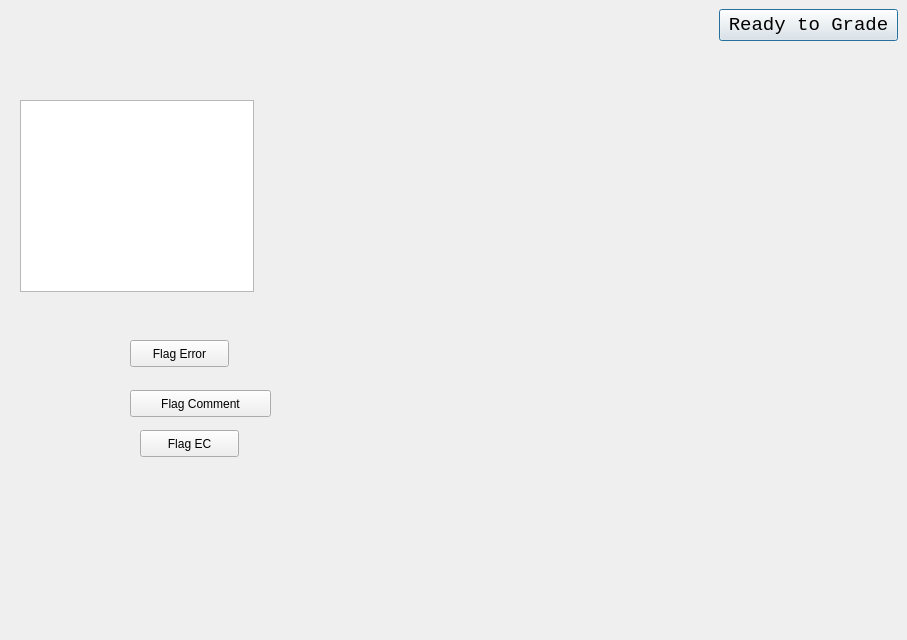
Before: the Qt Designer form GAUI/gradingsession.ui in ezfe/grading-assistant-cs205, drawn with Qt 5.
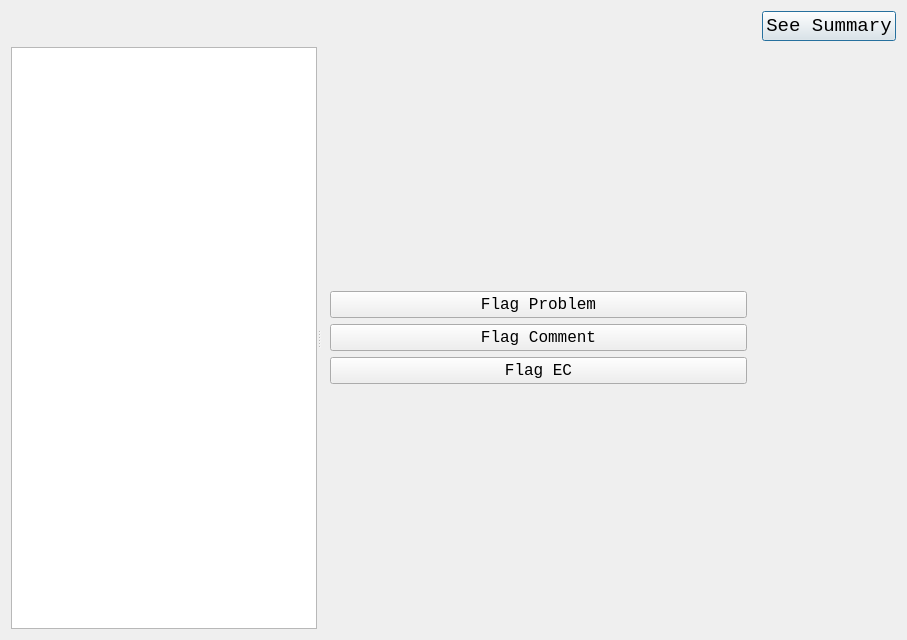
After: the same form once the commit is applied.

Commit message:
grading dialog works correctly
-calculates/displays scores
-allows user to override final score (not individual rows)

```diff
--- a/GAUI/gradingsession.ui
+++ b/GAUI/gradingsession.ui
@@ -13,15 +13,9 @@
   <property name="windowTitle">
    <string>Dialog</string>
   </property>
+  <layout class="QGridLayout" name="gridLayout">
+   <item row="0" column="1">
   <widget class="QPushButton" name="readyToGradeButton">
-   <property name="geometry">
-    <rect>
-     <x>719</x>
-     <y>9</y>
-     <width>179</width>
-     <height>32</height>
-    </rect>
-   </property>
    <property name="font">
     <font>
      <family>Monospace</family>
@@ -29,73 +23,99 @@
     </font>
    </property>
    <property name="text">
-    <string>Ready to Grade</string>
-   </property>
-  </widget>
+      <string>See Summary</string>
+     </property>
+    </widget>
+   </item>
+   <item row="1" column="0">
+    <widget class="QSplitter" name="splitter">
+     <property name="orientation">
+      <enum>Qt::Horizontal</enum>
+     </property>
+     <widget class="QListWidget" name="studentsToGrade">
+      <property name="sizeAdjustPolicy">
+       <enum>QAbstractScrollArea::AdjustToContents</enum>
+      </property>
+      <property name="resizeMode">
+       <enum>QListView::Fixed</enum>
+      </property>
+     </widget>
+     <widget class="QStackedWidget" name="stackedWidget">
+      <property name="currentIndex">
+       <number>0</number>
+      </property>
+      <widget class="QWidget" name="page">
+       <layout class="QGridLayout" name="gridLayout_2">
+        <item row="0" column="0">
+         <layout class="QVBoxLayout" name="verticalLayout">
+          <item>
   <widget class="QPushButton" name="flagErrorButton">
-   <property name="geometry">
-    <rect>
-     <x>130</x>
-     <y>340</y>
-     <width>99</width>
-     <height>27</height>
-    </rect>
+            <property name="font">
+             <font>
+              <family>Monospace</family>
+              <pointsize>12</pointsize>
+             </font>
    </property>
    <property name="text">
-    <string>Flag Error</string>
-   </property>
-  </widget>
+             <string>Flag Problem</string>
+            </property>
+           </widget>
+          </item>
+          <item>
   <widget class="QPushButton" name="flagCommentButton">
-   <property name="geometry">
-    <rect>
-     <x>130</x>
-     <y>390</y>
-     <width>141</width>
-     <height>27</height>
-    </rect>
+            <property name="font">
+             <font>
+              <family>Monospace</family>
+              <pointsize>12</pointsize>
+             </font>
    </property>
    <property name="text">
     <string>Flag Comment</string>
    </property>
   </widget>
+          </item>
+          <item>
   <widget class="QPushButton" name="flagECButton">
-   <property name="geometry">
-    <rect>
-     <x>140</x>
-     <y>430</y>
-     <width>99</width>
-     <height>27</height>
-    </rect>
+            <property name="font">
+             <font>
+              <family>Monospace</family>
+              <pointsize>12</pointsize>
+             </font>
    </property>
    <property name="text">
     <string>Flag EC</string>
    </property>
   </widget>
-  <widget class="QListWidget" name="studentsToGrade">
-   <property name="geometry">
-    <rect>
-     <x>20</x>
-     <y>100</y>
-     <width>234</width>
-     <height>192</height>
-    </rect>
-   </property>
-  </widget>
-  <widget class="QStackedWidget" name="stackedWidget">
-   <property name="geometry">
-    <rect>
-     <x>310</x>
-     <y>110</y>
-     <width>401</width>
-     <height>192</height>
-    </rect>
-   </property>
-   <property name="currentIndex">
-    <number>0</number>
-   </property>
-   <widget class="QWidget" name="page"/>
+          </item>
+         </layout>
+        </item>
+       </layout>
+      </widget>
    <widget class="QWidget" name="page_2"/>
   </widget>
+    </widget>
+   </item>
+   <item row="0" column="0">
+    <widget class="QLabel" name="currentStudentName">
+     <property name="font">
+      <font>
+       <family>Monospace</family>
+       <pointsize>16</pointsize>
+      </font>
+     </property>
+     <property name="text">
+      <string/>
+     </property>
+    </widget>
+   </item>
+  </layout>
+  <zorder>readyToGradeButton</zorder>
+  <zorder>splitter</zorder>
+  <zorder>flagErrorButton</zorder>
+  <zorder>flagCommentButton</zorder>
+  <zorder>flagECButton</zorder>
+  <zorder>flagECButton</zorder>
+  <zorder>currentStudentName</zorder>
  </widget>
  <resources/>
  <connections/>
```
Lines whose indentation alone changed are shown as unchanged. The commit also changes 7 other files.
